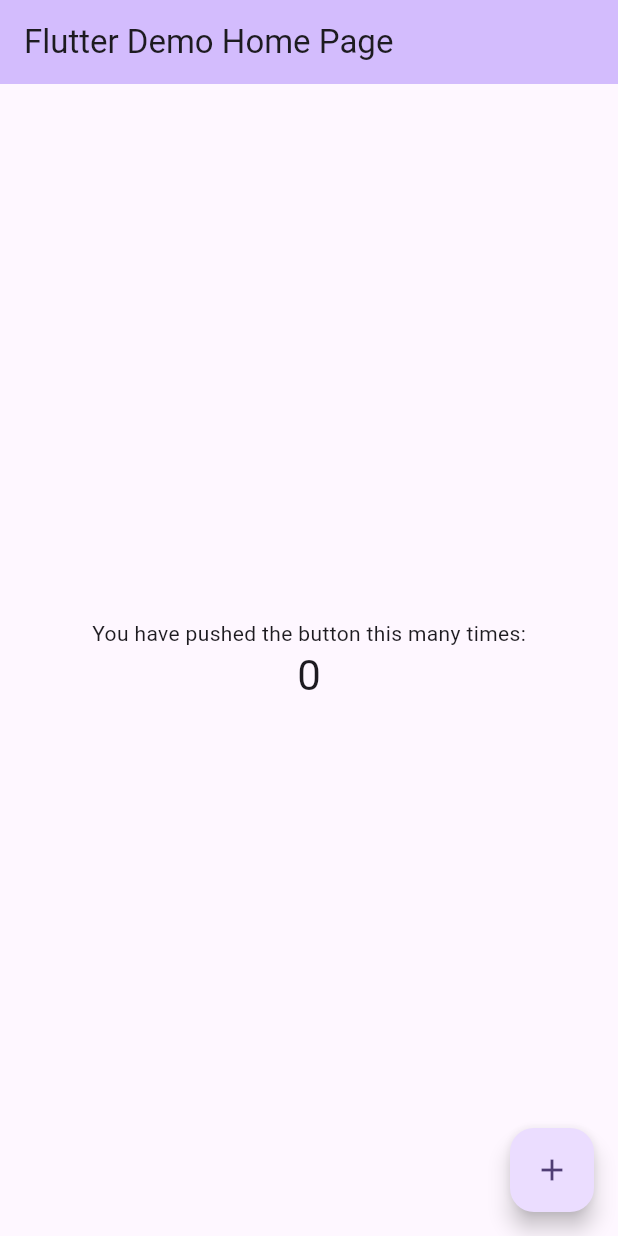
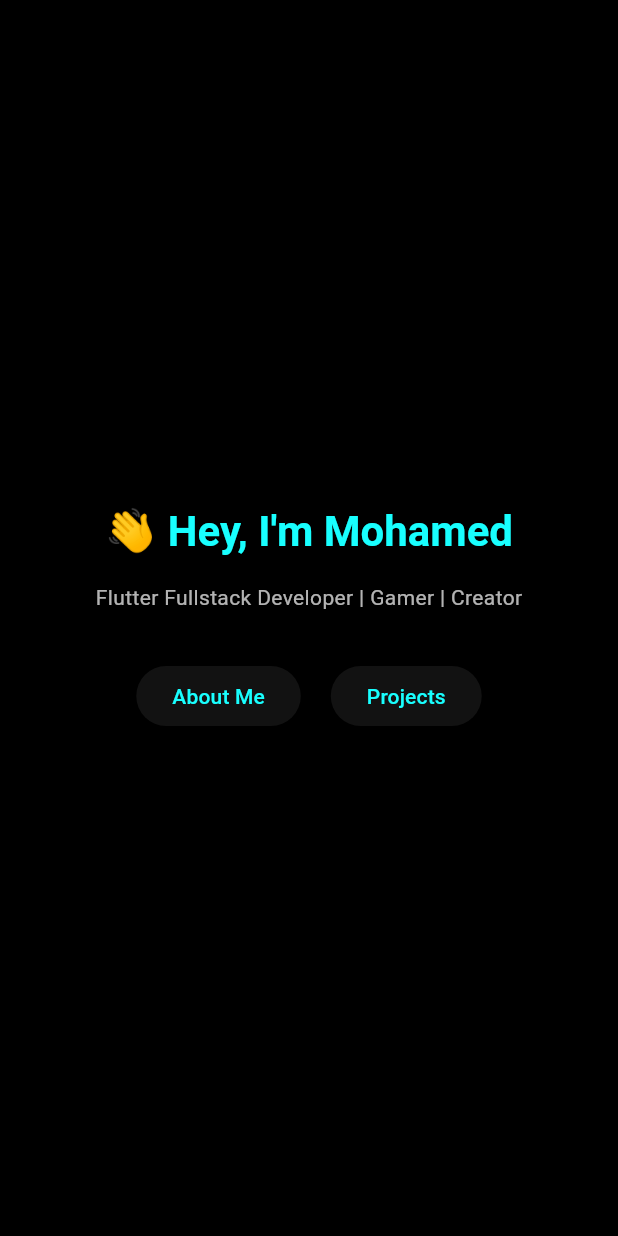
Before and after one commit to mohamedmmc/mohamedmmc.github.io, a Flutter app: the screen it shows after launch, on a phone screen of 412 x 824 dp. Run offline on Flutter 3.47's test engine with Material 3 defaults, Android fonts, the phone set to English and light mode, and no system bars; our stand-ins replace go_router; Roboto replaces fonts that are missing (RobotoMono).

Commit message:
first commit

```diff
--- a/lib/main.dart
+++ b/lib/main.dart
@@ -1,125 +1,26 @@
 import 'package:flutter/material.dart';
+import 'router.dart';
 
 void main() {
-  runApp(const MyApp());
+  runApp(const MyPortfolioApp());
 }
 
-class MyApp extends StatelessWidget {
-  const MyApp({super.key});
+class MyPortfolioApp extends StatelessWidget {
+  const MyPortfolioApp({super.key});
 
-  // This widget is the root of your application.
   @override
   Widget build(BuildContext context) {
-    return MaterialApp(
-      title: 'Flutter Demo',
+    return MaterialApp.router(
+      title: 'Mohamed MMC | Portfolio',
       theme: ThemeData(
-        // This is the theme of your application.
-        //
-        // TRY THIS: Try running your application with "flutter run". You'll see
-        // the application has a purple toolbar. Then, without quitting the app,
-        // try changing the seedColor in the colorScheme below to Colors.green
-        // and then invoke "hot reload" (save your changes or press the "hot
-        // reload" button in a Flutter-supported IDE, or press "r" if you used
-        // the command line to start the app).
-        //
-        // Notice that the counter didn't reset back to zero; the application
-        // state is not lost during the reload. To reset the state, use hot
-        // restart instead.
-        //
-        // This works for code too, not just values: Most code changes can be
-        // tested with just a hot reload.
-        colorScheme: ColorScheme.fromSeed(seedColor: Colors.deepPurple),
-        useMaterial3: true,
+        colorScheme: ColorScheme.dark(
+          primary: Colors.cyanAccent,
+          secondary: Colors.deepPurpleAccent,
+        ),
+        fontFamily: 'RobotoMono', // gamer/coder vibe
       ),
-      home: const MyHomePage(title: 'Flutter Demo Home Page'),
+      routerConfig: router,
+      debugShowCheckedModeBanner: false,
     );
   }
 }
-
-class MyHomePage extends StatefulWidget {
-  const MyHomePage({super.key, required this.title});
-
-  // This widget is the home page of your application. It is stateful, meaning
-  // that it has a State object (defined below) that contains fields that affect
-  // how it looks.
-
-  // This class is the configuration for the state. It holds the values (in this
-  // case the title) provided by the parent (in this case the App widget) and
-  // used by the build method of the State. Fields in a Widget subclass are
-  // always marked "final".
-
-  final String title;
-
-  @override
-  State<MyHomePage> createState() => _MyHomePageState();
-}
-
-class _MyHomePageState extends State<MyHomePage> {
-  int _counter = 0;
-
-  void _incrementCounter() {
-    setState(() {
-      // This call to setState tells the Flutter framework that something has
-      // changed in this State, which causes it to rerun the build method below
-      // so that the display can reflect the updated values. If we changed
-      // _counter without calling setState(), then the build method would not be
-      // called again, and so nothing would appear to happen.
-      _counter++;
-    });
-  }
-
-  @override
-  Widget build(BuildContext context) {
-    // This method is rerun every time setState is called, for instance as done
-    // by the _incrementCounter method above.
-    //
-    // The Flutter framework has been optimized to make rerunning build methods
-    // fast, so that you can just rebuild anything that needs updating rather
-    // than having to individually change instances of widgets.
-    return Scaffold(
-      appBar: AppBar(
-        // TRY THIS: Try changing the color here to a specific color (to
-        // Colors.amber, perhaps?) and trigger a hot reload to see the AppBar
-        // change color while the other colors stay the same.
-        backgroundColor: Theme.of(context).colorScheme.inversePrimary,
-        // Here we take the value from the MyHomePage object that was created by
-        // the App.build method, and use it to set our appbar title.
-        title: Text(widget.title),
-      ),
-      body: Center(
-        // Center is a layout widget. It takes a single child and positions it
-        // in the middle of the parent.
-        child: Column(
-          // Column is also a layout widget. It takes a list of children and
-          // arranges them vertically. By default, it sizes itself to fit its
-          // children horizontally, and tries to be as tall as its parent.
-          //
-          // Column has various properties to control how it sizes itself and
-          // how it positions its children. Here we use mainAxisAlignment to
-          // center the children vertically; the main axis here is the vertical
-          // axis because Columns are vertical (the cross axis would be
-          // horizontal).
-          //
-          // TRY THIS: Invoke "debug painting" (choose the "Toggle Debug Paint"
-          // action in the IDE, or press "p" in the console), to see the
-          // wireframe for each widget.
-          mainAxisAlignment: MainAxisAlignment.center,
-          children: <Widget>[
-            const Text(
-              'You have pushed the button this many times:',
-            ),
-            Text(
-              '$_counter',
-              style: Theme.of(context).textTheme.headlineMedium,
-            ),
-          ],
-        ),
-      ),
-      floatingActionButton: FloatingActionButton(
-        onPressed: _incrementCounter,
-        tooltip: 'Increment',
-        child: const Icon(Icons.add),
-      ), // This trailing comma makes auto-formatting nicer for build methods.
-    );
-  }
-}
--- a/lib/pages/home_page.dart
+++ b/lib/pages/home_page.dart
@@ -0,0 +1,46 @@
+import 'package:flutter/material.dart';
+import 'package:go_router/go_router.dart';
+
+class HomePage extends StatelessWidget {
+  const HomePage({super.key});
+
+  @override
+  Widget build(BuildContext context) {
+    return Scaffold(
+      backgroundColor: Colors.black,
+      body: Center(
+        child: Column(
+          mainAxisAlignment: MainAxisAlignment.center,
+          children: [
+            Text(
+              '👋 Hey, I\'m Mohamed',
+              style: Theme.of(context).textTheme.headlineMedium?.copyWith(
+                    color: Colors.cyanAccent,
+                    fontWeight: FontWeight.bold,
+                  ),
+            ),
+            const SizedBox(height: 16),
+            Text(
+              'Flutter Fullstack Developer | Gamer | Creator',
+              style: TextStyle(color: Colors.white70),
+            ),
+            const SizedBox(height: 32),
+            Wrap(
+              spacing: 20,
+              children: [
+                ElevatedButton(
+                  onPressed: () => context.go('/about'),
+                  child: const Text('About Me'),
+                ),
+                ElevatedButton(
+                  onPressed: () => context.go('/projects'),
+                  child: const Text('Projects'),
+                ),
+              ],
+            ),
+          ],
+        ),
+      ),
+    );
+  }
+}
--- a/lib/router.dart
+++ b/lib/router.dart
@@ -0,0 +1,25 @@
+import 'package:go_router/go_router.dart';
+import 'pages/home_page.dart';
+import 'pages/about_page.dart';
+import 'pages/projects_page.dart';
+
+final router = GoRouter(
+  initialLocation: '/',
+  routes: [
+    GoRoute(
+      path: '/',
+      name: 'home',
+      builder: (context, state) => const HomePage(),
+    ),
+    GoRoute(
+      path: '/about',
+      name: 'about',
+      builder: (context, state) => const AboutPage(),
+    ),
+    GoRoute(
+      path: '/projects',
+      name: 'projects',
+      builder: (context, state) => const ProjectsPage(),
+    ),
+  ],
+);
```
Also changed, not shown: lib/pages/about_page.dart (+38 -0 lines), lib/pages/projects_page.dart (+38 -0 lines).
